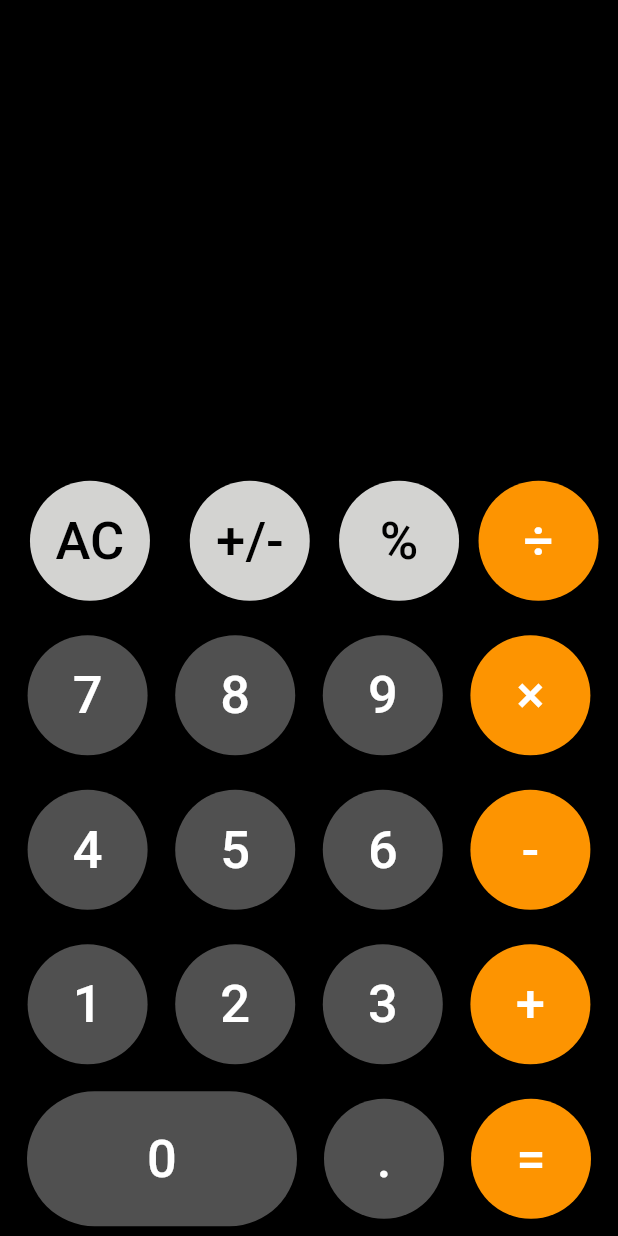
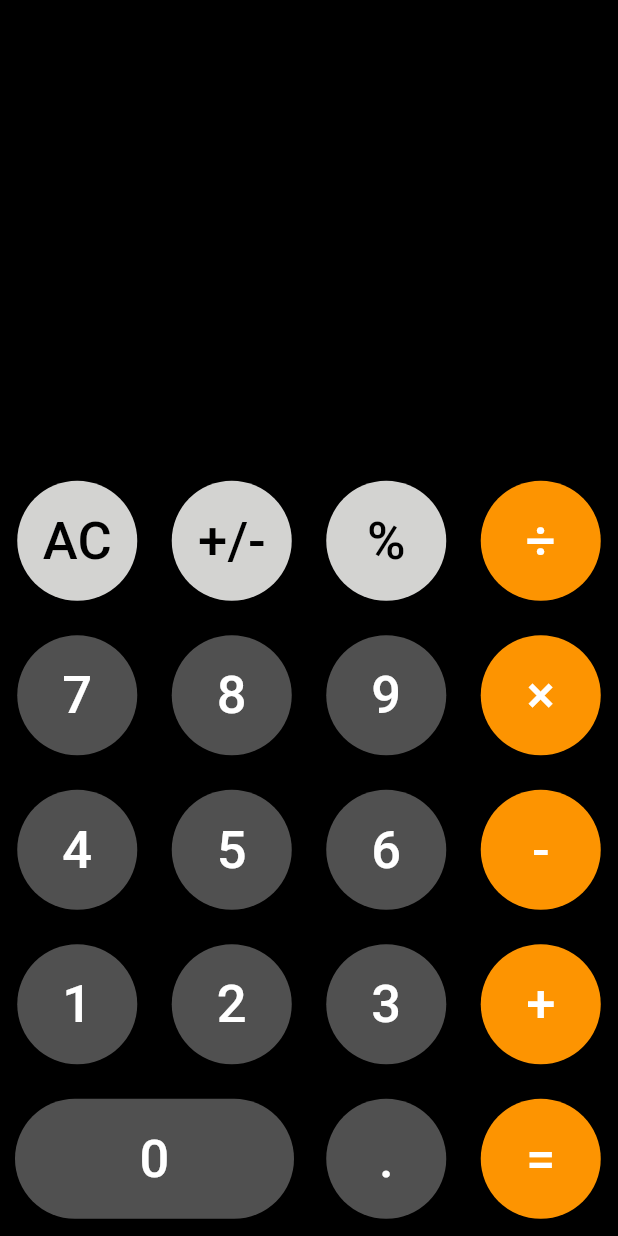
Before and after one commit to EstebanGOA/ios-calculador, a Flutter app: the screen it shows after launch, on a phone screen of 412 x 824 dp. Run offline on Flutter 3.47's test engine with Material 3 defaults, Android fonts, the phone set to English and light mode, and no system bars.

Commit message:
Final commit v2

```diff
--- /dev/null
+++ b/lib/components/calculator_row.dart
@@ -0,0 +1,3 @@
+import 'package:flutter/material.dart'
+
+    class CalculatorRow extends
--- a/lib/components/round_rectangle.dart
+++ b/lib/components/round_rectangle.dart
@@ -1,7 +1,6 @@
 import 'package:flutter/material.dart';
 
 class RoundRectangle extends StatelessWidget {
-
   final String message;
   final Color? textColor;
   final Color? circleColor;
@@ -9,29 +8,30 @@ class RoundRectangle extends StatelessWidget {
 
   Function(String) onPressed;
 
-  RoundRectangle(this.message, this.onPressed, {super.key, this.textColor, this.circleColor, this.textAlign});
+  RoundRectangle(this.message, this.onPressed,
+      {super.key, this.textColor, this.circleColor, this.textAlign});
 
   @override
   Widget build(BuildContext context) {
-    return ElevatedButton(
+    return Container(
+      margin: const EdgeInsets.fromLTRB(10, 0, 10, 0),
+      child: ElevatedButton(
           style: ElevatedButton.styleFrom(
+            minimumSize: const Size(80, 80),
             shape: RoundedRectangleBorder(
               borderRadius: BorderRadius.circular(80.0),
             ),
-          padding: const EdgeInsets.fromLTRB(80, 20, 80, 20),
             backgroundColor: circleColor ?? const Color(0xFF505050),
           ),
           onPressed: () => onPressed(message),
           child: Text(
-          softWrap: true,
             textAlign: textAlign,
             style: TextStyle(
               color: textColor ?? Colors.white,
               fontSize: 35,
             ),
             message,
-        )
+          )),
     );
   }
-
 }
--- a/lib/main.dart
+++ b/lib/main.dart
@@ -62,7 +62,6 @@ class _MyHomePageState extends State<MyHomePage> {
   }
 
   void calculate() {
-
     if (isNewOperation) {
       isNewOperation = false;
       secondOperand = int.parse(output);
@@ -71,7 +70,7 @@ class _MyHomePageState extends State<MyHomePage> {
     if (operation.isNotEmpty) {
       int value = 0;
       // secondOperand = double.parse(output);
-      switch(operation) {
+      switch (operation) {
         case '+':
           value = firstOperand + secondOperand;
           break;
@@ -129,12 +128,11 @@ class _MyHomePageState extends State<MyHomePage> {
       } else if (action == '=') {
         secondOperand = int.parse(output);
         calculate();
-      }else if (action == '+/-') {
+      } else if (action == '+/-') {
         updateOutput(int.parse(output) * -1);
       } else if (action == '%') {
         updateOutput(int.parse(output) ~/ 100);
-      }
-      else if (action == '.') {
+      } else if (action == '.') {
         // Decimal numbers not implemented.
         // Negative numbers not implemented.
       } else if ("+-×÷%".contains(action)) {
@@ -161,7 +159,6 @@ class _MyHomePageState extends State<MyHomePage> {
 
   @override
   Widget build(BuildContext context) {
-
     return Scaffold(
         backgroundColor: Colors.black,
         body: Center(
@@ -193,29 +190,37 @@ class _MyHomePageState extends State<MyHomePage> {
                 child: Row(
                   mainAxisAlignment: MainAxisAlignment.spaceEvenly,
                   children: <Widget>[
-                    RoundCircle(
+                    Expanded(
+                      child: RoundCircle(
                         resetButton,
                         onPressed,
                         textColor: Colors.black,
                         circleColor: const Color(0xffd3d3d1),
                       ),
-                    RoundCircle(
+                    ),
+                    Expanded(
+                      child: RoundCircle(
                         "+/-",
                         onPressed,
                         textColor: Colors.black,
                         circleColor: const Color(0xffd3d3d1),
                       ),
-                    RoundCircle(
+                    ),
+                    Expanded(
+                      child: RoundCircle(
                         "%",
                         onPressed,
                         textColor: Colors.black,
                         circleColor: const Color(0xffd3d3d1),
                       ),
-                    RoundCircle(
+                    ),
+                    Expanded(
+                      child: RoundCircle(
                         "÷",
                         onPressed,
                         textColor: Colors.white,
                         circleColor: const Color(0xfffd9401),
+                      ),
                     ),
                   ],
                 ),
@@ -225,12 +230,14 @@ class _MyHomePageState extends State<MyHomePage> {
                 child: Row(
                   mainAxisAlignment: MainAxisAlignment.spaceEvenly,
                   children: <Widget>[
-                    RoundCircle("7", onPressed),
-                    RoundCircle("8", onPressed),
-                    RoundCircle("9", onPressed),
-                    RoundCircle("×", onPressed,
+                    Expanded(child: RoundCircle("7", onPressed)),
+                    Expanded(child: RoundCircle("8", onPressed)),
+                    Expanded(child: RoundCircle("9", onPressed)),
+                    Expanded(
+                      child: RoundCircle("×", onPressed,
                           textColor: Colors.white,
                           circleColor: Color(0xfffd9401)),
+                    ),
                   ],
                 ),
               ),
@@ -239,12 +246,14 @@ class _MyHomePageState extends State<MyHomePage> {
                 child: Row(
                   mainAxisAlignment: MainAxisAlignment.spaceEvenly,
                   children: <Widget>[
-                    RoundCircle("4", onPressed),
-                    RoundCircle("5", onPressed),
-                    RoundCircle("6", onPressed),
-                    RoundCircle("-", onPressed,
+                    Expanded(child: RoundCircle("4", onPressed)),
+                    Expanded(child: RoundCircle("5", onPressed)),
+                    Expanded(child: RoundCircle("6", onPressed)),
+                    Expanded(
+                      child: RoundCircle("-", onPressed,
                           textColor: Colors.white,
                           circleColor: Color(0xfffd9401)),
+                    ),
                   ],
                 ),
               ),
@@ -253,12 +262,14 @@ class _MyHomePageState extends State<MyHomePage> {
                 child: Row(
                   mainAxisAlignment: MainAxisAlignment.spaceEvenly,
                   children: <Widget>[
-                    RoundCircle("1", onPressed),
-                    RoundCircle("2", onPressed),
-                    RoundCircle("3", onPressed),
-                    RoundCircle("+", onPressed,
+                    Expanded(child: RoundCircle("1", onPressed)),
+                    Expanded(child: RoundCircle("2", onPressed)),
+                    Expanded(child: RoundCircle("3", onPressed)),
+                    Expanded(
+                      child: RoundCircle("+", onPressed,
                           textColor: Colors.white,
                           circleColor: Color(0xfffd9401)),
+                    ),
                   ],
                 ),
               ),
@@ -267,11 +278,14 @@ class _MyHomePageState extends State<MyHomePage> {
                 child: Row(
                   mainAxisAlignment: MainAxisAlignment.spaceEvenly,
                   children: <Widget>[
-                    RoundRectangle("0", onPressed),
-                    RoundCircle(".", onPressed),
-                    RoundCircle("=", onPressed,
+                    Expanded(flex: 2, child: RoundRectangle("0", onPressed, textAlign: TextAlign.left,)),
+
+                    Expanded(child: RoundCircle(".", onPressed)),
+                    Expanded(
+                      child: RoundCircle("=", onPressed,
                           textColor: Colors.white,
                           circleColor: Color(0xfffd9401)),
+                    ),
                   ],
                 ),
               ),
```
Also changed, not shown: lib/components/round_circle.dart (+3 -10 lines). Lines whose indentation alone changed are shown as unchanged.
